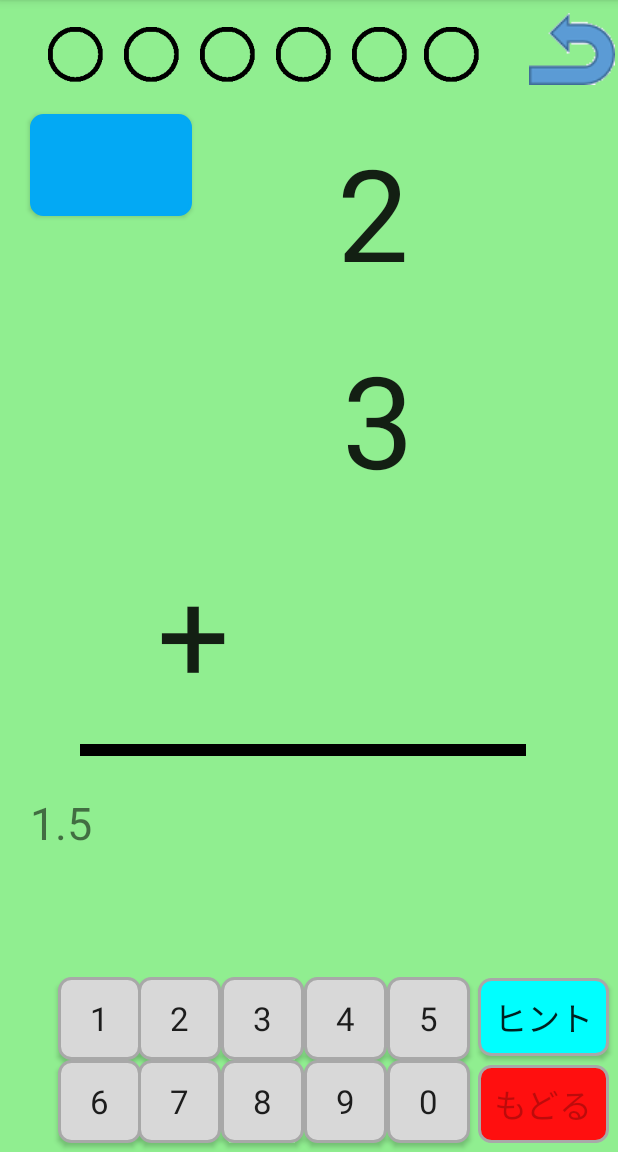
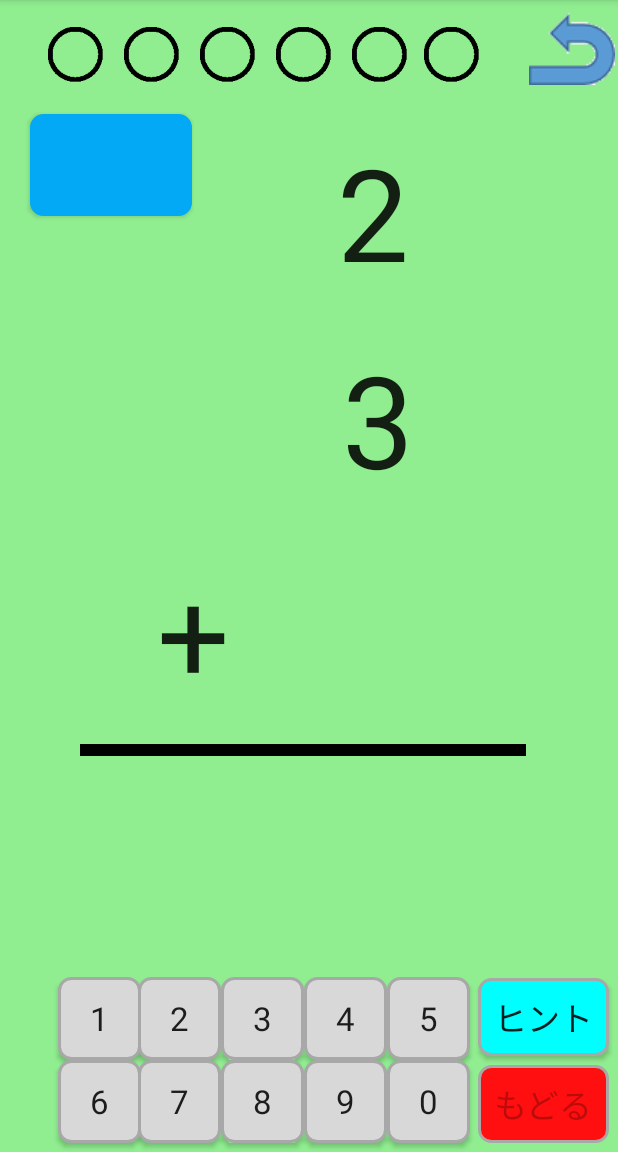
Before and after one commit to r24ruru7/MathMonster, an Android app: the MathActivity screen opened directly, with no data from a screen before it, on a phone screen of 412 x 824 dp, the part 84-1236 px from its top. Run offline under Robolectric (Android 15) with nearby library versions, the phone set to English and light mode, and no system bars.

Commit message:
とりあえず完成

```diff
--- a/app/src/main/java/com/example/yamato/mathmonster/MathActivity.kt
+++ b/app/src/main/java/com/example/yamato/mathmonster/MathActivity.kt
@@ -77,7 +77,6 @@ class MathActivity : AppCompatActivity() {
         val start = System.currentTimeMillis()  //レベルミックスの時間計測用
 
         val density = resources.displayMetrics.density
-        textView2.text = density.toString()
         dpi = density.toInt()
 
         if (Build.VERSION.SDK_INT <= Build.VERSION_CODES.LOLLIPOP) {        //アンドロイドのバージョンがlolipop以前か
@@ -1925,8 +1924,7 @@ class MathActivity : AppCompatActivity() {
             when(mathLevel){
                 1->{    //足し算レベル1
                     moveTileAnime = (320 -29 * num_b).toFloat()     //上のタイルが下にどのくらい動くか
-                    if(dpi != 1) textView2.text = "true" + dpi.toString()
-                    else textView2.text = "false" + dpi.toString()
+
                 }
                 2->{    //足し算レベル2
                     moveTileAnime = (322 - 30 * num_b).toFloat()       //上のタイルが下にどのくらい動くか
@@ -1990,8 +1988,7 @@ class MathActivity : AppCompatActivity() {
             when(mathLevel) {
                 1 -> {    //足し算レベル1
                     moveTileAnime = (235 - 17 * num_b).toFloat()    //235：上の1のタイルから下の1のタイルに移動する移動量 17：タイルの配置間隔
-                    if (dpi != 1) textView2.text = "true" + dpi.toString()
-                    else textView2.text = "false" + dpi.toString()
+
                 }
                 2 -> {    //足し算レベル2
                     moveTileAnime = (235 - 17 * num_b).toFloat()       //レベル1と一緒
--- a/app/src/main/res/layout-sw720dp/activity_math.xml
+++ b/app/src/main/res/layout-sw720dp/activity_math.xml
@@ -626,17 +626,5 @@
             app:layout_constraintTop_toTopOf="parent"
             app:srcCompat="@drawable/zero" />
 
-    <TextView
-            android:id="@+id/textView2"
-            android:layout_width="246dp"
-            android:layout_height="77dp"
-            android:layout_marginStart="32dp"
-            android:layout_marginLeft="32dp"
-            android:layout_marginBottom="352dp"
-            android:text="@string/test"
-            android:textSize="40sp"
-            app:layout_constraintBottom_toBottomOf="parent"
-            app:layout_constraintStart_toStartOf="parent" />
-
 
 </androidx.constraintlayout.widget.ConstraintLayout>
--- a/app/src/main/res/layout/activity_math.xml
+++ b/app/src/main/res/layout/activity_math.xml
@@ -596,17 +596,5 @@
             app:layout_constraintTop_toTopOf="parent"
             app:srcCompat="@drawable/zero" />
 
-    <TextView
-            android:id="@+id/textView2"
-            android:layout_width="156dp"
-            android:layout_height="48dp"
-            android:layout_marginStart="20dp"
-            android:layout_marginLeft="20dp"
-            android:layout_marginBottom="192dp"
-            android:text="@string/test"
-            android:textSize="30sp"
-            app:layout_constraintBottom_toBottomOf="parent"
-            app:layout_constraintStart_toStartOf="parent" />
-
 
 </androidx.constraintlayout.widget.ConstraintLayout>
```
